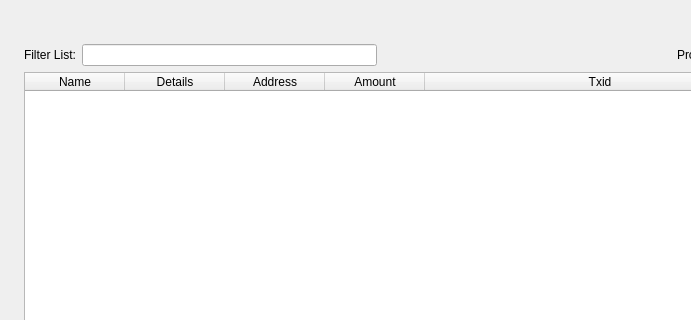
koifinance/NixCore, file src/qt/forms/offchaingovernance.ui: the form before one commit; both pictures show x 0 to 691 and y 0 to 320 of the 800 by 600 pixel window.
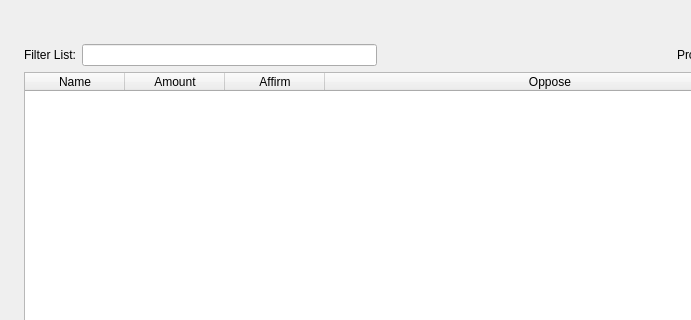
The form after the commit.

Commit message: QT Gov page restructure

Patch:
```diff
--- a/src/qt/forms/offchaingovernance.ui
+++ b/src/qt/forms/offchaingovernance.ui
@@ -122,16 +122,6 @@
            <string>Name</string>
           </property>
          </column>
-         <column>
-          <property name="text">
-           <string>Details</string>
-          </property>
-         </column>
-         <column>
-          <property name="text">
-           <string>Address</string>
-          </property>
-         </column>
          <column>
           <property name="text">
            <string>Amount</string>
@@ -139,7 +129,12 @@
          </column>
          <column>
           <property name="text">
-           <string>Txid</string>
+           <string>Affirm</string>
+          </property>
+         </column>
+         <column>
+          <property name="text">
+           <string>Oppose</string>
           </property>
          </column>
         </widget>
```
The commit also changes 1 other file.
